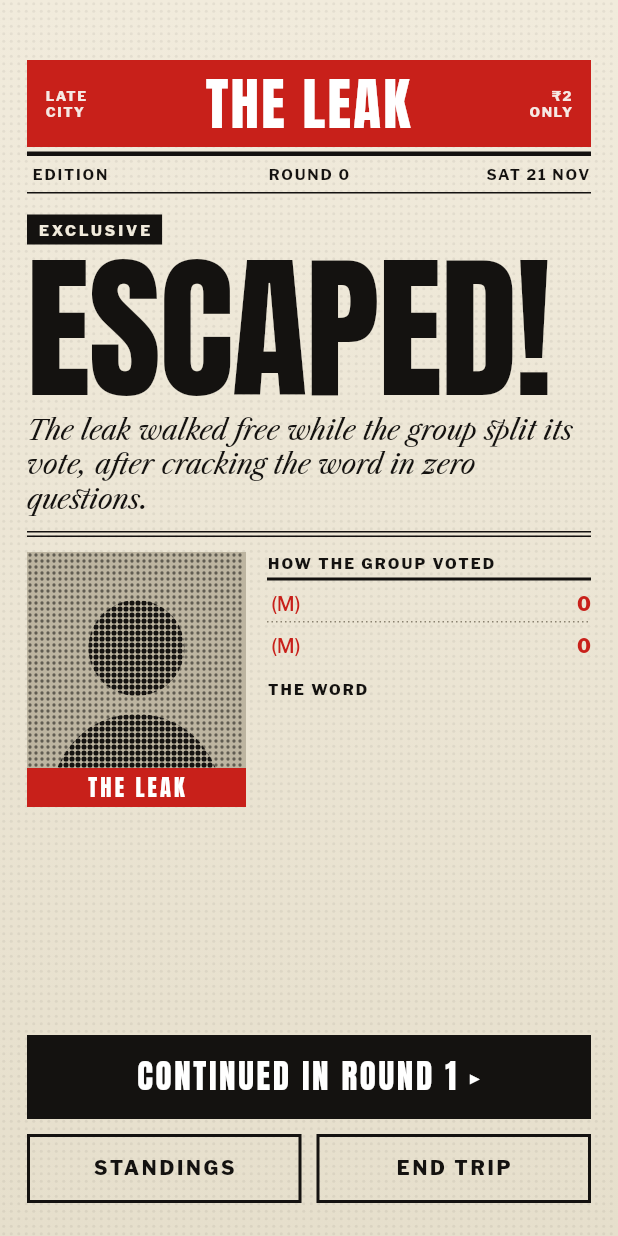
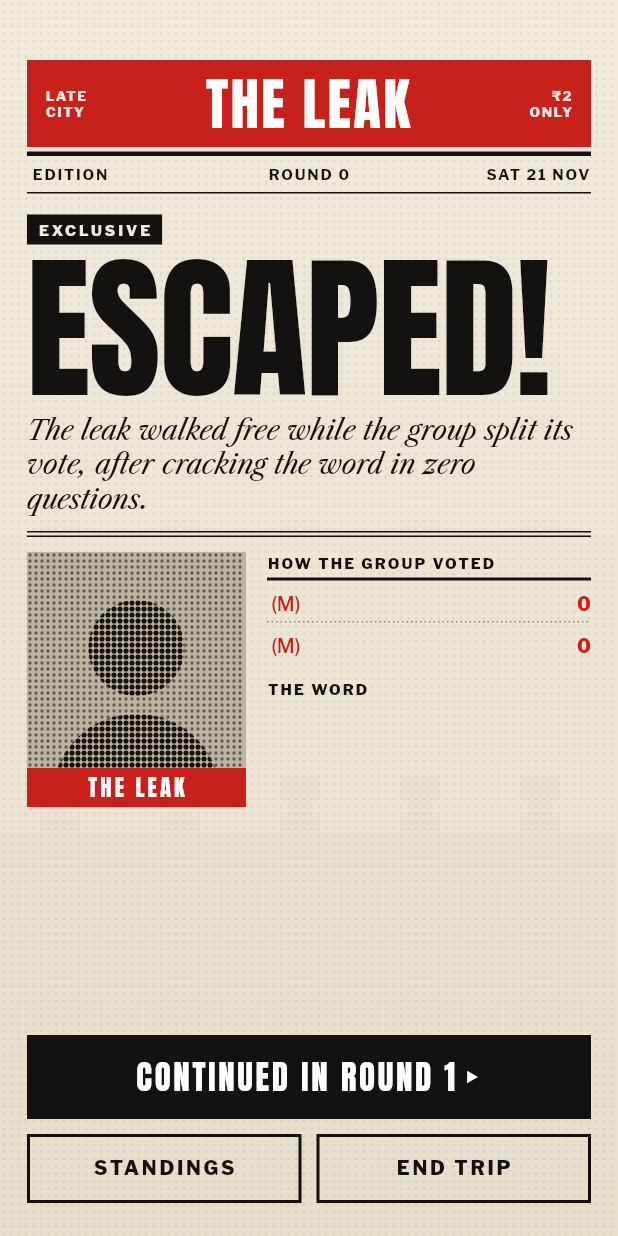
Before and after one commit to Pranit1804/the-leak, a Flutter app: the RevealScreen screen opened directly with empty values, on a phone screen of 412 x 824 dp. Run offline on Flutter 3.47's test engine with Material 3 defaults, Android fonts, the phone set to English and light mode, and no system bars; our stand-ins replace drift, drift_flutter, flutter_riverpod, flutter_tts, go_router, share_plus and 2 more; missing offline and left inert: gal; accounts and stored records are empty; generated files the repository leaves out were written again.

Commit message:
M10: final check against PRD acceptance criteria and mockups
Fix Libre Caslon's historical st ligature, draw the Reveal button's
triangle, show award winners' rows in white on ink in Stats, remove a
doubled rule in Settings, and add run instructions.

Co-Authored-By: Claude Opus 5.5 <noreply@anthropic.com>

```diff
--- a/lib/app/tokens.dart
+++ b/lib/app/tokens.dart
@@ -77,6 +77,9 @@ abstract final class AppText {
         fontStyle: italic ? FontStyle.italic : FontStyle.normal,
         fontWeight: FontWeight.w400,
         fontVariations: const [FontVariation('wght', 400)],
+        // Libre Caslon's default ligatures turn "st" into a historical
+        // ligature; the mockups read as plain text.
+        fontFeatures: const [FontFeature.disable('liga')],
         color: color,
         height: height,
       );
--- a/lib/presentation/screens/round/reveal_screen.dart
+++ b/lib/presentation/screens/round/reveal_screen.dart
@@ -97,7 +97,7 @@ class RevealScreen extends StatelessWidget {
                   mainAxisAlignment: MainAxisAlignment.end,
                   crossAxisAlignment: CrossAxisAlignment.stretch,
                   children: [
-                    InkButton(label: 'Continued in round ${r.number + 1} ▸', fontSize: 22, onPressed: onNextRound),
+                    InkButton(label: 'Continued in round ${r.number + 1}', fontSize: 22, trailingTriangle: true, onPressed: onNextRound),
                     const SizedBox(height: 10),
                     Row(children: [
                       Expanded(child: OutlineInkButton(label: 'Standings', height: 46, fontSize: 13, letterSpacingEm: 0.14, onPressed: onStandings)),
--- a/lib/presentation/screens/settings_screen.dart
+++ b/lib/presentation/screens/settings_screen.dart
@@ -58,6 +58,7 @@ class SettingsScreen extends ConsumerWidget {
             onChanged: c.setDiscussionSeconds,
           ),
         ),
+        Column(crossAxisAlignment: CrossAxisAlignment.stretch, children: [
           ToggleRow(
             title: 'Spoken alerts',
             subtitle: 'Ten, five and one questions left',
@@ -68,12 +69,13 @@ class SettingsScreen extends ConsumerWidget {
             title: 'Announcements',
             subtitle: 'Round start, vote and reveal, read aloud',
             value: !s.muted,
-          heavyTop: false,
+            topRule: false,
             onChanged: (on) {
               c.setMuted(!on);
               if (!on) ref.read(announcerProvider).stopAll();
             },
           ),
+        ]),
         OutlineInkButton(
           label: 'Test voice',
           onPressed: () => ref.read(announcerProvider).say(AnnouncerLines.testVoice, force: true),
--- a/lib/presentation/widgets/ink_button.dart
+++ b/lib/presentation/widgets/ink_button.dart
@@ -13,6 +13,7 @@ class InkButton extends StatelessWidget {
     this.height = AppSpace.buttonPrimary,
     this.fontSize = 21,
     this.letterSpacingEm = 0.08,
+    this.trailingTriangle = false,
   });
 
   /// Red fill: Word guessed, Share image.
@@ -23,6 +24,7 @@ class InkButton extends StatelessWidget {
     this.height = AppSpace.buttonPrimary,
     this.fontSize = 21,
     this.letterSpacingEm = 0.08,
+    this.trailingTriangle = false,
   }) : color = AppColors.red;
 
   final String label;
@@ -32,9 +34,16 @@ class InkButton extends StatelessWidget {
   final double fontSize;
   final double letterSpacingEm;
 
+  /// A small "▸" after the label (Reveal: "CONTINUED IN ROUND 14 ▸"), drawn
+  /// because the display font has no such glyph.
+  final bool trailingTriangle;
+
   @override
   Widget build(BuildContext context) {
     final enabled = onPressed != null;
+    final textColor = enabled ? AppColors.onInk : AppColors.inkMuted;
+    final text = Text(label.toUpperCase(),
+        maxLines: 1, style: AppText.button(size: fontSize, letterSpacingEm: letterSpacingEm, color: textColor));
     return Semantics(
       button: true,
       enabled: enabled,
@@ -51,9 +60,13 @@ class InkButton extends StatelessWidget {
           padding: const EdgeInsets.symmetric(horizontal: 12),
           child: FittedBox(
             fit: BoxFit.scaleDown,
-            child: Text(label.toUpperCase(),
-                maxLines: 1,
-                style: AppText.button(size: fontSize, letterSpacingEm: letterSpacingEm, color: enabled ? AppColors.onInk : AppColors.inkMuted)),
+            child: trailingTriangle
+                ? Row(mainAxisSize: MainAxisSize.min, children: [
+                    text,
+                    SizedBox(width: fontSize * 0.2),
+                    CustomPaint(size: Size.square(fontSize * 0.6), painter: _TrianglePainter(textColor)),
+                  ])
+                : text,
           ),
         ),
       ),
@@ -189,3 +202,25 @@ class IconSquareButton extends StatelessWidget {
     );
   }
 }
+
+class _TrianglePainter extends CustomPainter {
+  _TrianglePainter(this.color);
+  final Color color;
+
+  @override
+  void paint(Canvas canvas, Size size) {
+    final h = size.height * 0.62;
+    final top = (size.height - h) / 2;
+    canvas.drawPath(
+      Path()
+        ..moveTo(size.width * 0.2, top)
+        ..lineTo(size.width * 0.75, top + h / 2)
+        ..lineTo(size.width * 0.2, top + h)
+        ..close(),
+      Paint()..color = color,
+    );
+  }
+
+  @override
+  bool shouldRepaint(_TrianglePainter old) => old.color != color;
+}
--- a/lib/presentation/widgets/square_toggle.dart
+++ b/lib/presentation/widgets/square_toggle.dart
@@ -48,6 +48,7 @@ class ToggleRow extends StatelessWidget {
     required this.value,
     required this.onChanged,
     this.heavyTop = true,
+    this.topRule = true,
   });
 
   final String title;
@@ -56,13 +57,16 @@ class ToggleRow extends StatelessWidget {
   final ValueChanged<bool>? onChanged;
   final bool heavyTop;
 
+  /// False when the row sits directly under another row that already has a rule.
+  final bool topRule;
+
   @override
   Widget build(BuildContext context) {
     return Container(
       padding: const EdgeInsets.symmetric(vertical: 14),
       decoration: BoxDecoration(
         border: Border(
-          top: BorderSide(color: AppColors.ink, width: heavyTop ? AppSpace.heavyRule : AppSpace.lightRule),
+          top: topRule ? BorderSide(color: AppColors.ink, width: heavyTop ? AppSpace.heavyRule : AppSpace.lightRule) : BorderSide.none,
           bottom: const BorderSide(color: AppColors.ink, width: AppSpace.lightRule),
         ),
       ),
```
Also changed, not shown: lib/presentation/screens/standings_screen.dart (+14 -9 lines), 2 other files. Lines whose indentation alone changed are shown as unchanged.
